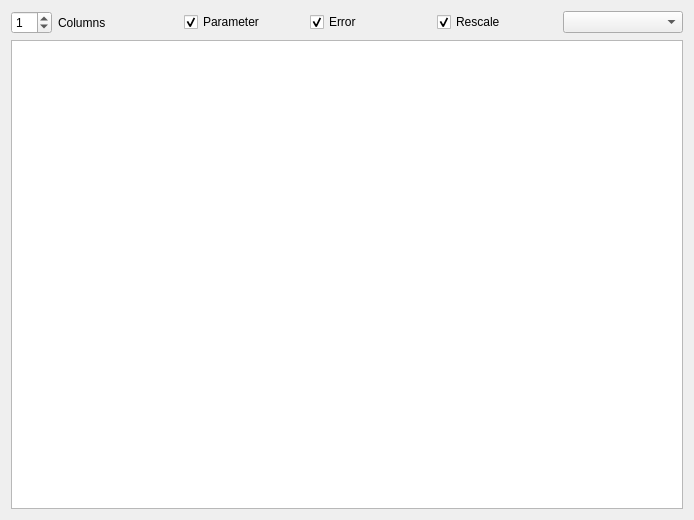
Above: src/gui/parameterfitplotter.ui from CompEphys-team/rtdo before the change. Below: the same form after it.
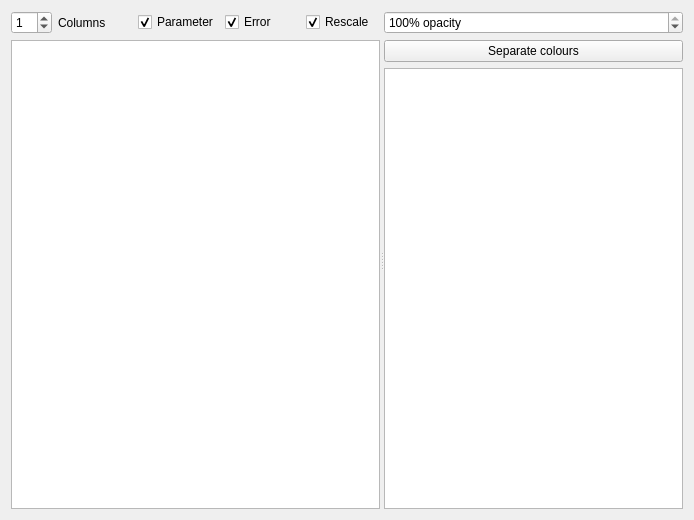
That is the form after the change.

Commit message: Plot multiple fitting runs together

```diff
--- a/src/gui/parameterfitplotter.ui
+++ b/src/gui/parameterfitplotter.ui
@@ -13,7 +13,56 @@
   <property name="windowTitle">
    <string>Parameter fits</string>
   </property>
+  <layout class="QGridLayout" name="gridLayout_2">
+   <item row="0" column="0">
+    <widget class="QSplitter" name="splitter">
+     <property name="orientation">
+      <enum>Qt::Horizontal</enum>
+     </property>
+     <widget class="QWidget" name="widget" native="true">
   <layout class="QGridLayout" name="gridLayout">
+       <item row="0" column="4">
+        <widget class="QCheckBox" name="rescale">
+         <property name="text">
+          <string>Rescale</string>
+         </property>
+         <property name="checked">
+          <bool>true</bool>
+         </property>
+        </widget>
+       </item>
+       <item row="1" column="0" colspan="5">
+        <widget class="QTableWidget" name="table">
+         <property name="selectionMode">
+          <enum>QAbstractItemView::NoSelection</enum>
+         </property>
+         <property name="verticalScrollMode">
+          <enum>QAbstractItemView::ScrollPerPixel</enum>
+         </property>
+         <property name="horizontalScrollMode">
+          <enum>QAbstractItemView::ScrollPerPixel</enum>
+         </property>
+         <property name="showGrid">
+          <bool>false</bool>
+         </property>
+         <attribute name="horizontalHeaderVisible">
+          <bool>false</bool>
+         </attribute>
+         <attribute name="verticalHeaderDefaultSectionSize">
+          <number>300</number>
+         </attribute>
+        </widget>
+       </item>
+       <item row="0" column="3">
+        <widget class="QCheckBox" name="error">
+         <property name="text">
+          <string>Error</string>
+         </property>
+         <property name="checked">
+          <bool>true</bool>
+         </property>
+        </widget>
+       </item>
    <item row="0" column="2">
     <widget class="QCheckBox" name="param">
      <property name="text">
@@ -50,49 +99,66 @@
      </property>
     </widget>
    </item>
-   <item row="0" column="5">
-    <widget class="QComboBox" name="fits"/>
-   </item>
-   <item row="1" column="0" colspan="6">
-    <widget class="QTableWidget" name="table">
-     <property name="selectionMode">
-      <enum>QAbstractItemView::NoSelection</enum>
-     </property>
-     <property name="verticalScrollMode">
-      <enum>QAbstractItemView::ScrollPerPixel</enum>
-     </property>
-     <property name="horizontalScrollMode">
-      <enum>QAbstractItemView::ScrollPerPixel</enum>
-     </property>
-     <property name="showGrid">
-      <bool>false</bool>
+      </layout>
+     </widget>
+     <widget class="QWidget" name="sidebar" native="true">
+      <layout class="QGridLayout" name="gridLayout_3">
+       <item row="0" column="0">
+        <widget class="QSpinBox" name="opacity">
+         <property name="suffix">
+          <string>% opacity</string>
+         </property>
+         <property name="maximum">
+          <number>100</number>
+         </property>
+         <property name="singleStep">
+          <number>5</number>
+         </property>
+         <property name="value">
+          <number>100</number>
+         </property>
+        </widget>
+       </item>
+       <item row="1" column="0">
+        <widget class="QPushButton" name="sepcols">
+         <property name="text">
+          <string>Separate colours</string>
+         </property>
+         <property name="checkable">
+          <bool>true</bool>
+         </property>
+        </widget>
+       </item>
+       <item row="2" column="0">
+        <widget class="QTableWidget" name="fits">
+         <property name="selectionBehavior">
+          <enum>QAbstractItemView::SelectRows</enum>
+         </property>
+         <property name="columnCount">
+          <number>3</number>
      </property>
      <attribute name="horizontalHeaderVisible">
       <bool>false</bool>
      </attribute>
-     <attribute name="verticalHeaderDefaultSectionSize">
-      <number>300</number>
-     </attribute>
-    </widget>
-   </item>
-   <item row="0" column="3">
-    <widget class="QCheckBox" name="error">
-     <property name="text">
-      <string>Error</string>
-     </property>
-     <property name="checked">
+         <attribute name="horizontalHeaderDefaultSectionSize">
+          <number>15</number>
+         </attribute>
+         <attribute name="horizontalHeaderMinimumSectionSize">
+          <number>10</number>
+         </attribute>
+         <attribute name="horizontalHeaderStretchLastSection">
       <bool>true</bool>
-     </property>
-    </widget>
-   </item>
-   <item row="0" column="4">
-    <widget class="QCheckBox" name="rescale">
-     <property name="text">
-      <string>Rescale</string>
-     </property>
-     <property name="checked">
-      <bool>true</bool>
-     </property>
+         </attribute>
+         <attribute name="verticalHeaderVisible">
+          <bool>false</bool>
+         </attribute>
+         <column/>
+         <column/>
+         <column/>
+        </widget>
+       </item>
+      </layout>
+     </widget>
     </widget>
    </item>
   </layout>
```
Lines whose indentation alone changed are shown as unchanged. The commit also changes 2 other files.
